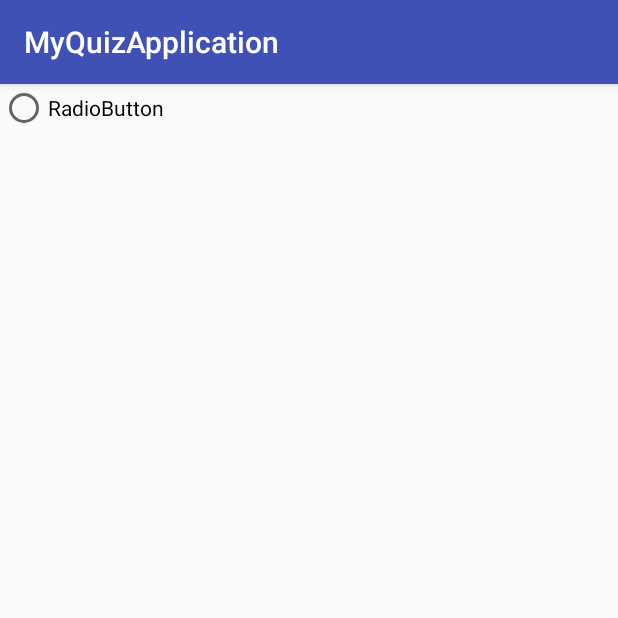
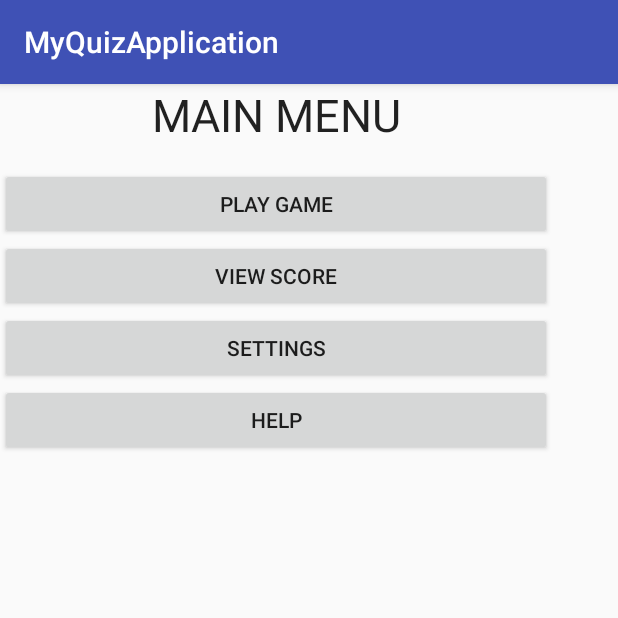
Before and after one commit to chintakawijetunga/MyQuizApplication, an Android app: the MainMenu screen opened directly, with no data from a screen before it, on a phone screen of 412 x 824 dp, the top half of it. Run offline under Robolectric (Android 15) with nearby library versions, the phone set to English and light mode, and no system bars.

Commit message:
Create Main Menu Activity

```diff
--- a/app/src/main/res/layout/activity_main_menu.xml
+++ b/app/src/main/res/layout/activity_main_menu.xml
@@ -6,11 +6,54 @@
     android:layout_height="match_parent"
     tools:context="com.example.chwtlk.myquizapplication.MainMenu">
 
-    <RadioButton
-        android:id="@+id/radioButton"
-        android:layout_width="wrap_content"
-        android:layout_height="wrap_content"
-        android:text="RadioButton"
-        tools:layout_editor_absoluteX="119dp"
-        tools:layout_editor_absoluteY="88dp" />
+    <RelativeLayout
+        android:layout_width="368dp"
+        android:layout_height="495dp"
+        tools:layout_editor_absoluteX="8dp"
+        tools:layout_editor_absoluteY="8dp">
+
+        <TextView
+            android:id="@+id/txtMainMenu"
+            android:layout_width="match_parent"
+            android:layout_height="wrap_content"
+            android:layout_alignParentEnd="true"
+            android:layout_alignParentStart="true"
+            android:text="MAIN MENU"
+            android:textAlignment="center"
+            android:textAppearance="@style/TextAppearance.AppCompat.Large"
+            android:textSize="30sp" />
+
+        <Button
+            android:id="@+id/btnPlayGame"
+            android:layout_width="match_parent"
+            android:layout_height="wrap_content"
+            android:layout_alignParentStart="true"
+            android:layout_below="@+id/txtMainMenu"
+            android:layout_marginTop="15dp"
+            android:text="Play Game" />
+
+        <Button
+            android:id="@+id/btnViewScore"
+            android:layout_width="match_parent"
+            android:layout_height="wrap_content"
+            android:layout_below="@+id/btnPlayGame"
+            android:layout_centerHorizontal="true"
+            android:text="VIEW SCORE" />
+
+        <Button
+            android:id="@+id/btnSettings"
+            android:layout_width="match_parent"
+            android:layout_height="wrap_content"
+            android:layout_below="@+id/btnViewScore"
+            android:layout_centerHorizontal="true"
+            android:text="SETTINGS" />
+
+        <Button
+            android:id="@+id/btnHelp"
+            android:layout_width="match_parent"
+            android:layout_height="wrap_content"
+            android:layout_below="@+id/btnSettings"
+            android:layout_centerHorizontal="true"
+            android:text="HELP" />
+    </RelativeLayout>
 </android.support.constraint.ConstraintLayout>
```
